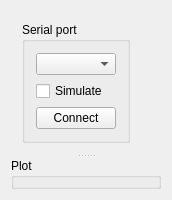
First picture: the form in Qt/res/mainwidget.ui, repository Ingener74/Uglifess, before the edit.
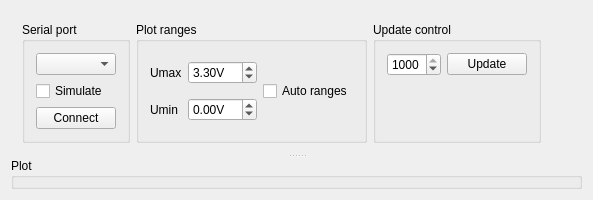
Second picture: the form after the edit. Icons and pictures are not drawn.

```diff
--- a/Qt/res/mainwidget.ui
+++ b/Qt/res/mainwidget.ui
@@ -6,7 +6,7 @@
    <rect>
     <x>0</x>
     <y>0</y>
-    <width>172</width>
+    <width>593</width>
     <height>190</height>
    </rect>
   </property>
@@ -17,14 +17,14 @@
    <iconset resource="resources.qrc">
     <normaloff>:/main/ini.png</normaloff>:/main/ini.png</iconset>
   </property>
-  <layout class="QVBoxLayout" name="verticalLayout_2">
+  <layout class="QVBoxLayout" name="verticalLayout_3">
    <item>
     <widget class="QSplitter" name="splitter">
      <property name="orientation">
       <enum>Qt::Vertical</enum>
      </property>
      <widget class="QWidget" name="">
-      <layout class="QHBoxLayout" name="horizontalLayout">
+      <layout class="QHBoxLayout" name="horizontalLayout_3">
        <item>
         <widget class="QGroupBox" name="groupBoxSerialPort">
          <property name="title">
@@ -51,6 +51,124 @@
          </layout>
         </widget>
        </item>
+       <item>
+        <widget class="QGroupBox" name="groupBoxPlotRangeControl">
+         <property name="title">
+          <string>Plot ranges</string>
+         </property>
+         <layout class="QHBoxLayout" name="horizontalLayout">
+          <item>
+           <layout class="QGridLayout" name="gridLayout">
+            <item row="0" column="0">
+             <widget class="QLabel" name="label">
+              <property name="text">
+               <string>Umax</string>
+              </property>
+             </widget>
+            </item>
+            <item row="0" column="1">
+             <widget class="QDoubleSpinBox" name="doubleSpinBoxUMax">
+              <property name="suffix">
+               <string>V</string>
+              </property>
+              <property name="minimum">
+               <double>-12.000000000000000</double>
+              </property>
+              <property name="maximum">
+               <double>12.000000000000000</double>
+              </property>
+              <property name="singleStep">
+               <double>0.100000000000000</double>
+              </property>
+              <property name="value">
+               <double>3.300000000000000</double>
+              </property>
+             </widget>
+            </item>
+            <item row="1" column="0">
+             <widget class="QLabel" name="label_2">
+              <property name="text">
+               <string>Umin</string>
+              </property>
+             </widget>
+            </item>
+            <item row="1" column="1">
+             <widget class="QDoubleSpinBox" name="doubleSpinBoxUMin">
+              <property name="suffix">
+               <string>V</string>
+              </property>
+              <property name="minimum">
+               <double>-12.000000000000000</double>
+              </property>
+              <property name="maximum">
+               <double>12.000000000000000</double>
+              </property>
+              <property name="singleStep">
+               <double>0.100000000000000</double>
+              </property>
+             </widget>
+            </item>
+           </layout>
+          </item>
+          <item>
+           <widget class="QCheckBox" name="checkBoxAutoRanges">
+            <property name="text">
+             <string>Auto ranges</string>
+            </property>
+           </widget>
+          </item>
+         </layout>
+        </widget>
+       </item>
+       <item>
+        <widget class="QGroupBox" name="groupBoxUpdate">
+         <property name="title">
+          <string>Update control</string>
+         </property>
+         <layout class="QVBoxLayout" name="verticalLayout_2">
+          <item>
+           <layout class="QHBoxLayout" name="horizontalLayout_2">
+            <item>
+             <widget class="QSpinBox" name="spinBoxUpdateDelay">
+              <property name="minimum">
+               <number>1</number>
+              </property>
+              <property name="maximum">
+               <number>1000</number>
+              </property>
+              <property name="singleStep">
+               <number>10</number>
+              </property>
+              <property name="value">
+               <number>1000</number>
+              </property>
+             </widget>
+            </item>
+            <item>
+             <widget class="QPushButton" name="pushButtonUpdate">
+              <property name="text">
+               <string>Update</string>
+              </property>
+             </widget>
+            </item>
+           </layout>
+          </item>
+          <item>
+           <spacer name="verticalSpacer">
+            <property name="orientation">
+             <enum>Qt::Vertical</enum>
+            </property>
+            <property name="sizeHint" stdset="0">
+             <size>
+              <width>20</width>
+              <height>48</height>
+             </size>
+            </property>
+           </spacer>
+          </item>
+         </layout>
+        </widget>
+       </item>
        <item>
         <spacer name="horizontalSpacer">
          <property name="orientation">
```
